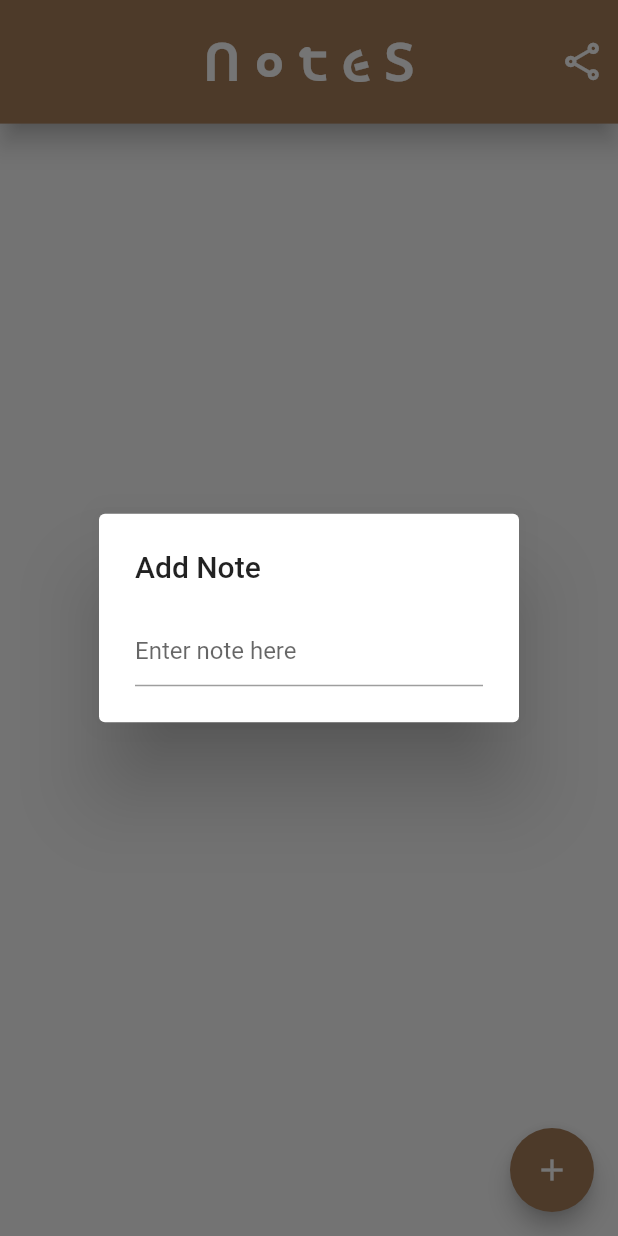
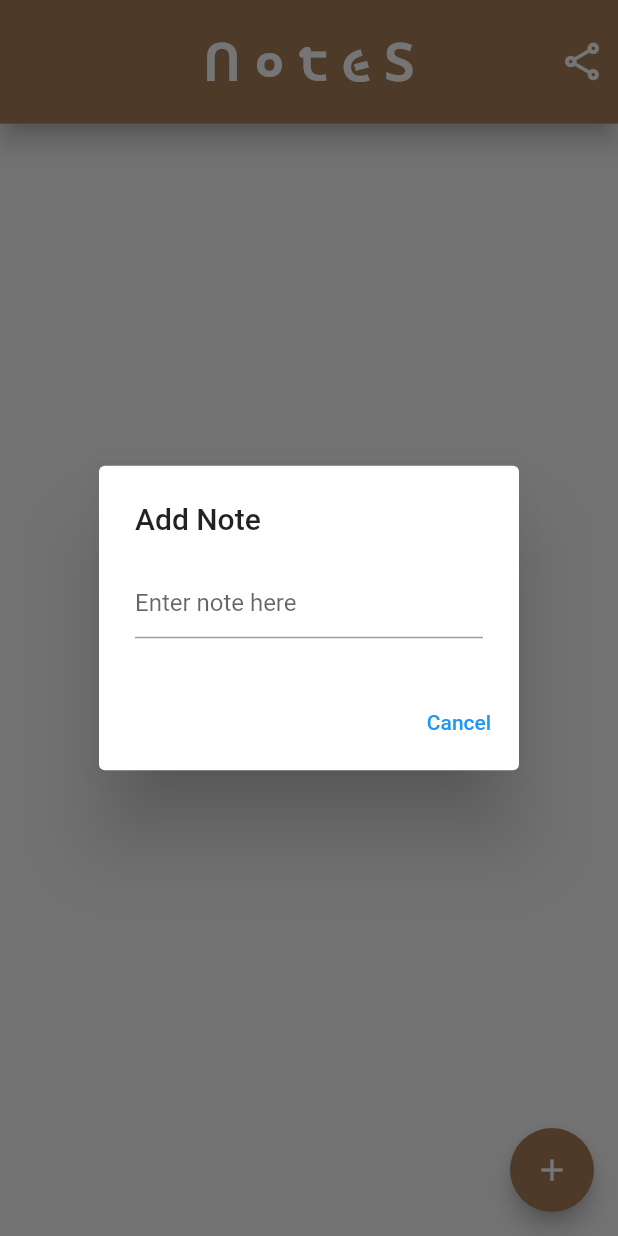
Before and after one commit to Pasan-Pahasara/Flutter-Firebase-CRUD, a Flutter app: the screen it shows after launch, after a tap on the "add" icon, on a phone screen of 412 x 824 dp. Run offline on Flutter 3.47's test engine with Material 2 defaults, Android fonts, the phone set to English and light mode, and no system bars; our stand-ins replace cloud_firestore, firebase_core; accounts and stored records are empty.

Commit message:
implement cancle button in the pop up

```diff
--- a/lib/ui/home_page/home_page.dart
+++ b/lib/ui/home_page/home_page.dart
@@ -19,6 +19,14 @@ class _HomePageState extends State<HomePage> {
           controller: _nameController,
           decoration: const InputDecoration(hintText: "Enter note here"),
         ),
+        actions: [
+          TextButton(
+            onPressed: () {
+              Navigator.of(context).pop();
+            },
+            child: const Text('Cancel'),
+          ),
+        ],
       ),
     );
   }
```
